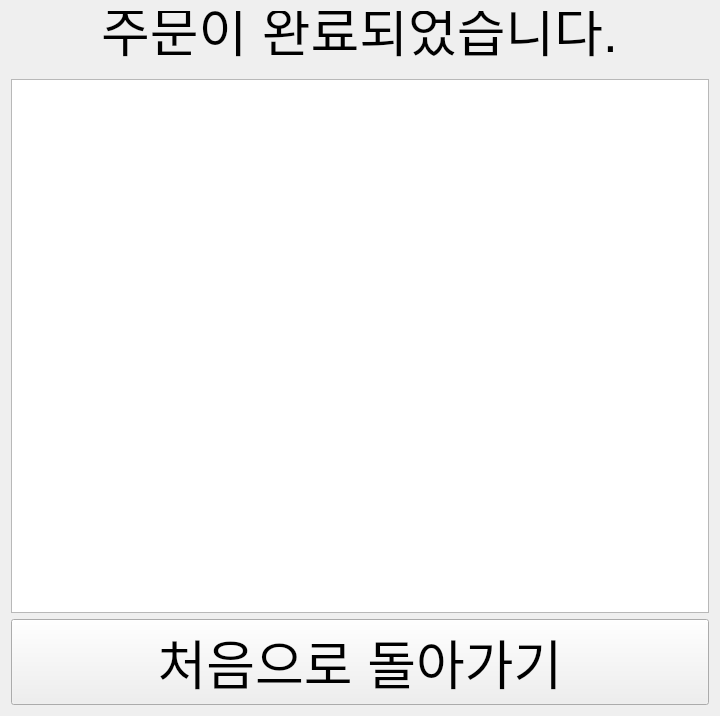
Qt form my_package/ui/Receipt_menu.ui (Seongeun11/PyPointKiosk) before a commit.
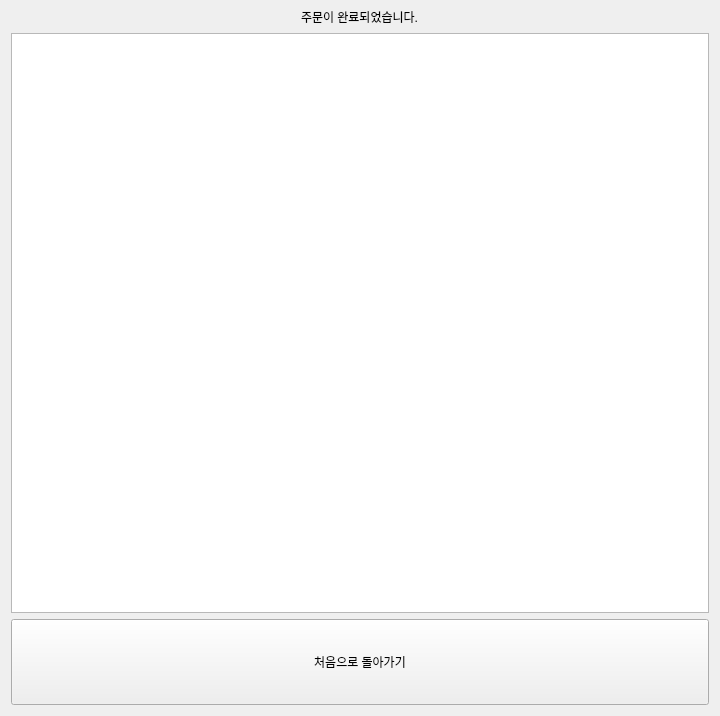
The same form after that commit.

The edit to the form file:
```diff
--- a/my_package/ui/Receipt_menu.ui
+++ b/my_package/ui/Receipt_menu.ui
@@ -24,11 +24,6 @@
          <verstretch>0</verstretch>
         </sizepolicy>
        </property>
-       <property name="font">
-        <font>
-         <pointsize>40</pointsize>
-        </font>
-       </property>
        <property name="focusPolicy">
         <enum>Qt::FocusPolicy::NoFocus</enum>
        </property>
@@ -48,11 +43,6 @@
      </item>
      <item>
       <widget class="QTextEdit" name="txt_payment_list">
-       <property name="font">
-        <font>
-         <pointsize>20</pointsize>
-        </font>
-       </property>
        <property name="focusPolicy">
         <enum>Qt::FocusPolicy::NoFocus</enum>
        </property>
@@ -70,11 +60,6 @@
          <verstretch>0</verstretch>
         </sizepolicy>
        </property>
-       <property name="font">
-        <font>
-         <pointsize>40</pointsize>
-        </font>
-       </property>
        <property name="text">
         <string>처음으로 돌아가기</string>
        </property>
```
